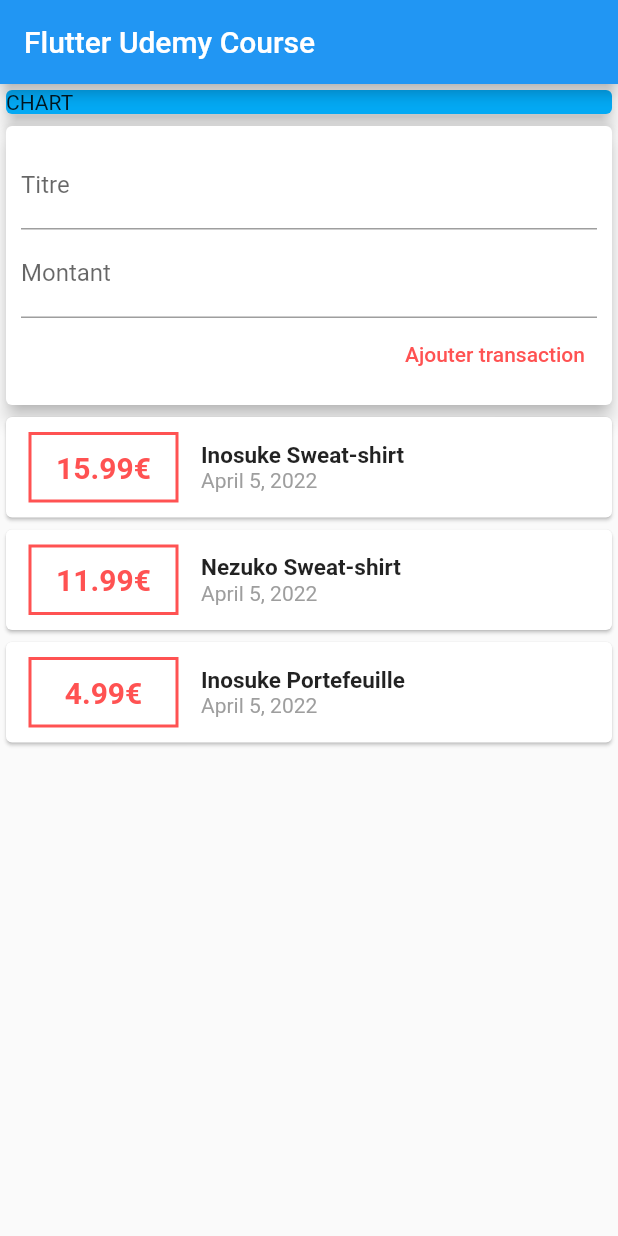
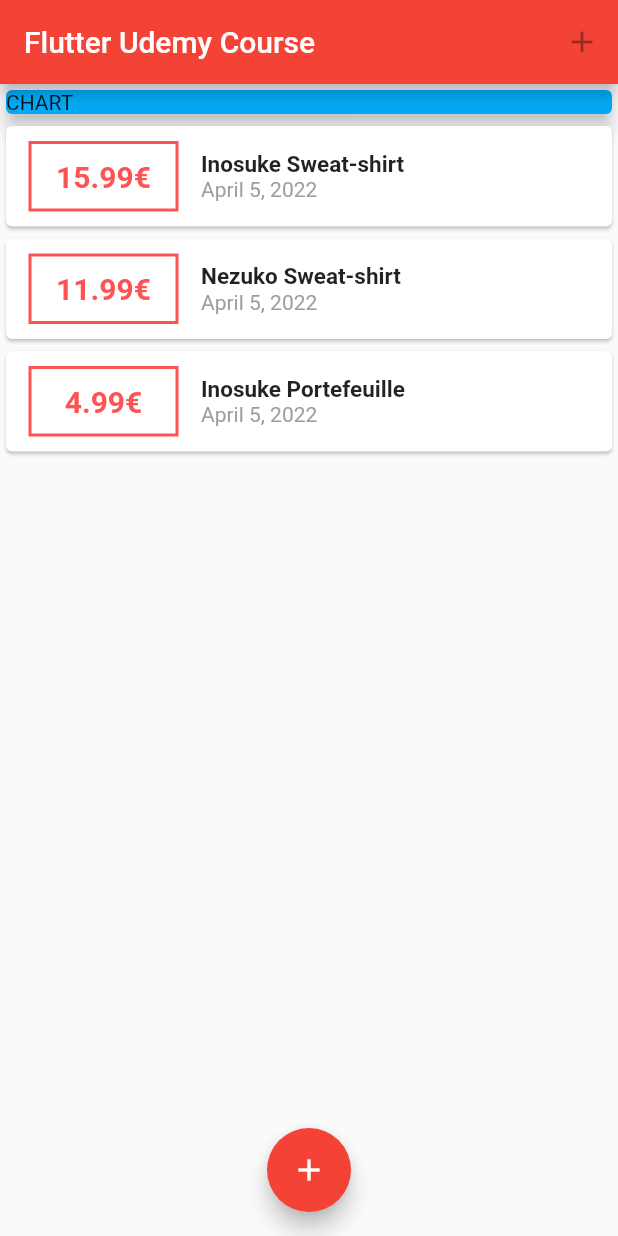
Before and after one commit to ApachaiZ/udemy_course_project_1, a Flutter app: the screen it shows after launch, on a phone screen of 412 x 824 dp. Run offline on Flutter 3.47's test engine with Material 2 defaults, Android fonts, the phone set to English and light mode, and no system bars.

```diff
--- a/lib/main.dart
+++ b/lib/main.dart
@@ -1,6 +1,8 @@
 import 'package:flutter/material.dart';
+import 'package:udemy_course_project_1/widgets/new_transaction.dart';
+import 'package:udemy_course_project_1/widgets/transaction_list.dart';
 
-import './widgets/user_transactions.dart';
+import 'models/transaction.dart';
 
 void main() {
   runApp(const MyApp());
@@ -14,27 +16,81 @@ class MyApp extends StatelessWidget {
     return MaterialApp(
       title: 'Flutter Udemy Course',
       theme: ThemeData(
-        primarySwatch: Colors.blue,
+        primarySwatch: Colors.red,
       ),
       home: const MyHomePage(),
     );
   }
 }
 
-class MyHomePage extends StatelessWidget {
+class MyHomePage extends StatefulWidget {
   const MyHomePage({Key? key}) : super(key: key);
+
+  @override
+  State<MyHomePage> createState() => _MyHomePageState();
+}
+
+class _MyHomePageState extends State<MyHomePage> {
+  final List<Transaction> _userTransactions = [
+    Transaction(
+      id: "t1",
+      title: "Inosuke Sweat-shirt",
+      amount: 15.99,
+      date: DateTime.now(),
+    ),
+    Transaction(
+      id: "t2",
+      title: "Nezuko Sweat-shirt",
+      amount: 11.99,
+      date: DateTime.now(),
+    ),
+    Transaction(
+      id: "t3",
+      title: "Inosuke Portefeuille",
+      amount: 4.99,
+      date: DateTime.now(),
+    ),
+  ];
+
+  void _addNewTransaction(String title, double amount) {
+    setState(() {
+      _userTransactions.add(Transaction(
+          id: "t${_userTransactions.length}",
+          title: title,
+          amount: amount,
+          date: DateTime.now()));
+    });
+  }
+
+  void _startAddNewTransaction(BuildContext context) {
+    showModalBottomSheet(
+        context: context,
+        builder: (_) {
+          return GestureDetector(
+            child: NewTransaction(addNewTransaction: _addNewTransaction),
+            onTap: () {},
+            behavior: HitTestBehavior.opaque,
+          );
+        });
+  }
 
   @override
   Widget build(BuildContext context) {
     return Scaffold(
       appBar: AppBar(
         title: const Text("Flutter Udemy Course"),
+        actions: const [
+          IconButton(
+            onPressed: null,
+            icon: Icon(Icons.add),
+          )
+        ],
       ),
       body: SingleChildScrollView(
         child: Column(
           crossAxisAlignment: CrossAxisAlignment.stretch,
-          children: const [
-            SizedBox(
+          children: [
+            const SizedBox(
               width: double.infinity,
               child: Card(
                 color: Colors.lightBlue,
@@ -42,9 +98,14 @@ class MyHomePage extends StatelessWidget {
                 elevation: 5,
               ),
             ),
-            UserTransactions(),
+            SizedBox(child: TransactionList(transactions: _userTransactions)),
           ],
         ),
+      ),
+      floatingActionButtonLocation: FloatingActionButtonLocation.centerFloat,
+      floatingActionButton: FloatingActionButton(
+        child: const Icon(Icons.add),
+        onPressed: () => _startAddNewTransaction(context),
       ),
     );
   }
--- a/lib/widgets/transaction_list.dart
+++ b/lib/widgets/transaction_list.dart
@@ -32,7 +32,7 @@ class TransactionList extends StatelessWidget {
                   ),
                   child: Center(
                     child: Text(
-                      "${tx.amount.toString()}€",
+                      "${tx.amount.toStringAsFixed(2)}€",
                       style: const TextStyle(
                         fontWeight: FontWeight.bold,
                         fontSize: 20,
--- a/lib/widgets/user_transactions.dart
+++ /dev/null
@@ -1,57 +0,0 @@
-import 'package:flutter/material.dart';
-
-import './new_transaction.dart';
-import './transaction_list.dart';
-import '../models/transaction.dart';
-
-class UserTransactions extends StatefulWidget {
-  const UserTransactions({Key? key}) : super(key: key);
-
-  @override
-  State<UserTransactions> createState() => UserTransactionsState();
-}
-
-class UserTransactionsState extends State<UserTransactions> {
-  final List<Transaction> _userTransactions = [
-    Transaction(
-      id: "t1",
-      title: "Inosuke Sweat-shirt",
-      amount: 15.99,
-      date: DateTime.now(),
-    ),
-    Transaction(
-      id: "t2",
-      title: "Nezuko Sweat-shirt",
-      amount: 11.99,
-      date: DateTime.now(),
-    ),
-    Transaction(
-      id: "t3",
-      title: "Inosuke Portefeuille",
-      amount: 4.99,
-      date: DateTime.now(),
-    ),
-  ];
-
-  void addNewTransaction(String title, double amount) {
-    setState(() {
-      _userTransactions.add(Transaction(
-          id: "t${_userTransactions.length}",
-          title: title,
-          amount: amount,
-          date: DateTime.now()));
-    });
-  }
-
-  @override
-  Widget build(BuildContext context) {
-    return Column(
-      children: [
-        NewTransaction(addNewTransaction: addNewTransaction),
-        TransactionList(
-          transactions: _userTransactions,
-        ),
-      ],
-    );
-  }
-}
```
Also changed, not shown: lib/widgets/new_transaction.dart (+30 -6 lines), pubspec.lock.
